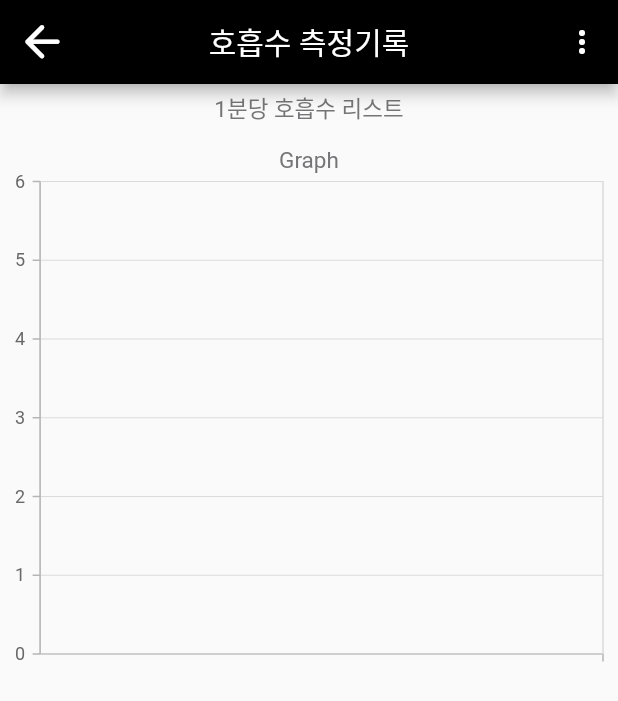
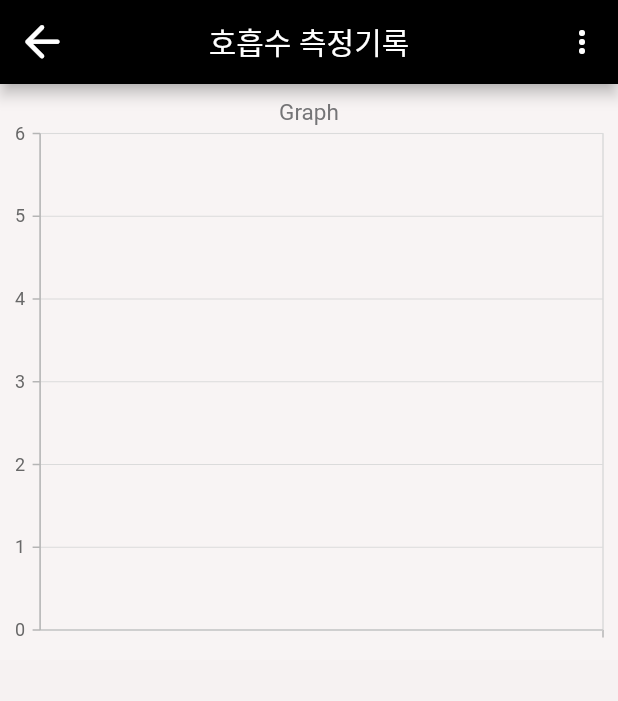
Before and after one commit to leoyun97/beatcounter, a Flutter app: the screen it shows after launch, after a tap on the "monitor heart" icon, after a tap on the "refresh" icon, after a tap on the "insert chart outlined" icon, on a phone screen of 412 x 824 dp. Shown: the top 701 px of the screen. Run offline on Flutter 3.47's test engine with Material 2 defaults, Android fonts, the phone set to English and light mode, and no system bars; our stand-ins replace sqflite, syncfusion_flutter_charts; accounts and stored records are empty.

```diff
--- a/lib/home_screen.dart
+++ b/lib/home_screen.dart
@@ -131,18 +131,6 @@ class _home_screenState extends State<home_screen> {
     });
   }
 
-  void clickedBtn() {
-    setState(
-      () {
-        if (clickedOrNot == true) {
-          clickedOrNot == false;
-        } else if (clickedOrNot == false) {
-          clickedOrNot == true;
-        }
-      },
-    );
-  }
-
   void viewRecord() {
     dbHelper.getAllRecord().then(
           (value) => value.forEach(
@@ -225,10 +213,11 @@ class _home_screenState extends State<home_screen> {
     return MaterialApp(
       title: 'SRR측정보조',
       home: Scaffold(
-        //backgroundColor: Colors.black,
+        backgroundColor:
+            const Color.fromARGB(255, 245, 241, 241).withOpacity(0.9),
         appBar: AppBar(
           title: const Text(
-            '호흡수 측정',
+            '호흡수 측정(SRR)',
           ),
           centerTitle: true,
           backgroundColor: Colors.black,
@@ -331,7 +320,10 @@ class _home_screenState extends State<home_screen> {
               ),
               Column(
                 children: [
-                  IconButton(
+                  AnimatedOpacity(
+                    opacity: clickedOrNot ? 1.0 : 0.5,
+                    duration: Duration(milliseconds: 300),
+                    child: IconButton(
                       padding: const EdgeInsets.symmetric(horizontal: 20),
                       iconSize: 300,
                       icon: Icon(
@@ -344,8 +336,15 @@ class _home_screenState extends State<home_screen> {
                       ),
                       onPressed: () {
                         clickButton();
-                      clickedBtn();
+                        setState(() {
+                          clickedOrNot = !clickedOrNot;
+                        });
+
+                        // clickedBtn();
+
+                        // print(clickedOrNot);
                       },
+                    ),
                   ),
                 ],
               ),
--- a/lib/list_screen.dart
+++ b/lib/list_screen.dart
@@ -180,6 +180,8 @@ class _ListScreenPageState extends State<ListScreenPage> {
     return MaterialApp(
       title: '리스트',
       home: Scaffold(
+        backgroundColor:
+            const Color.fromARGB(255, 245, 241, 241).withOpacity(0.9),
         appBar: AppBar(
           title: const Text(
             '호흡수 측정기록',
@@ -212,14 +214,14 @@ class _ListScreenPageState extends State<ListScreenPage> {
         body: Column(
           mainAxisAlignment: MainAxisAlignment.spaceEvenly,
           children: <Widget>[
-            const Padding(
+            /*const Padding(
               padding: EdgeInsets.all(5.0),
               child: Text(
                 '1분당 호흡수 리스트',
                 style: TextStyle(
                     fontSize: 15, color: Color.fromARGB(255, 117, 117, 119)),
               ),
-            ),
+            ),*/
             Expanded(
               child: SfCartesianChart(
                 zoomPanBehavior: _zoomPanBehavior,
@@ -230,6 +232,7 @@ class _ListScreenPageState extends State<ListScreenPage> {
                     color: Color.fromARGB(255, 117, 117, 119),
                   ),
                 ),
+                backgroundColor: Color.fromARGB(255, 248, 244, 244),
                 borderColor: const Color.fromARGB(255, 26, 31, 172),
                 legend: Legend(isVisible: false),
                 tooltipBehavior: TooltipBehavior(enable: true),
```
Also changed, not shown: 1 other file. Lines whose indentation alone changed are shown as unchanged.
